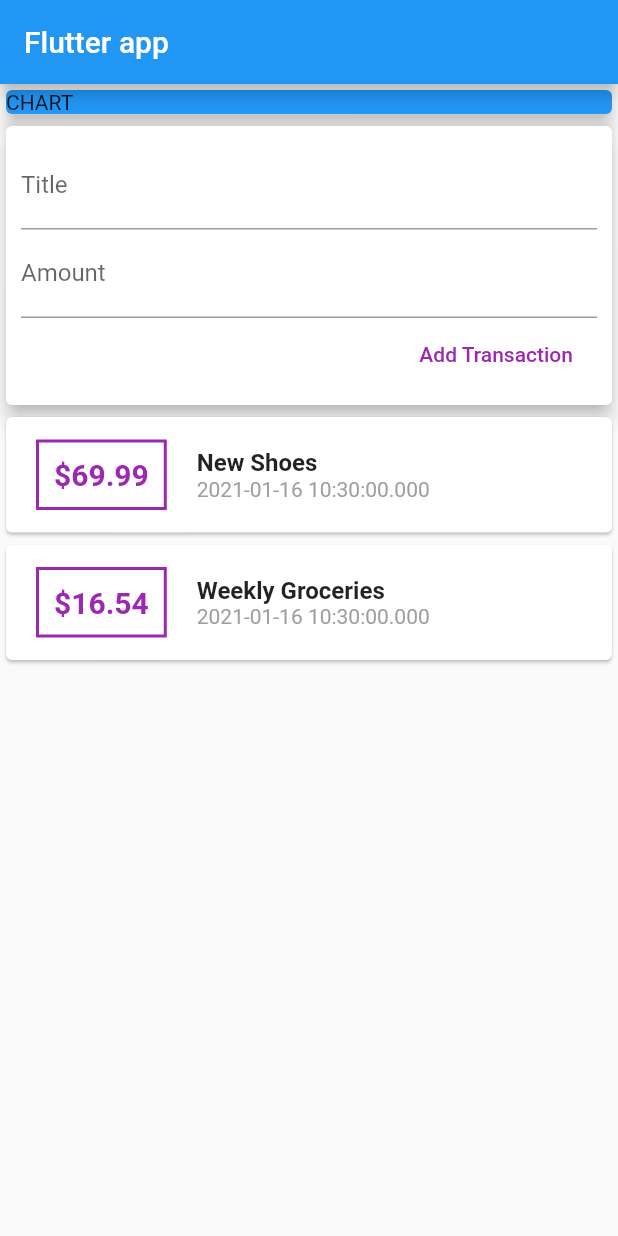
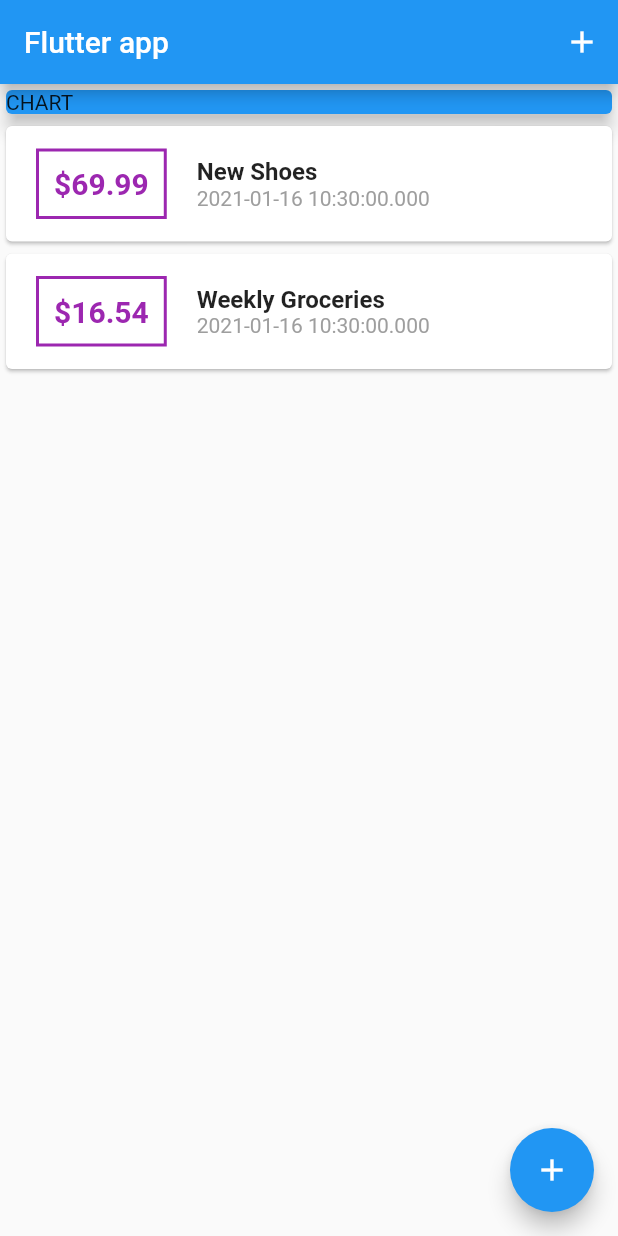
Before and after one commit to mlodyFrontendowiec/BudgetApp-Flutter, a Flutter app: the screen it shows after launch, on a phone screen of 412 x 824 dp. Run offline on Flutter 3.47's test engine with Material 2 defaults, Android fonts, the phone set to English and light mode, and no system bars.

Commit message:
Add dynamic form and pop form

```diff
--- a/lib/main.dart
+++ b/lib/main.dart
@@ -1,7 +1,7 @@
 import 'package:flutter/material.dart';
+import 'package:second_app/models/transaction.dart';
 import 'package:second_app/widgets/new_transaction.dart';
 import 'package:second_app/widgets/transaction_list.dart';
-import 'package:second_app/widgets/user_transaction.dart';
 
 void main() => runApp(MyApp());
 
@@ -15,15 +15,57 @@ class MyApp extends StatelessWidget {
   }
 }
 
-class MyHomePage extends StatelessWidget {
-  final titleController = TextEditingController();
-  final amountController = TextEditingController();
+class MyHomePage extends StatefulWidget {
+  @override
+  _MyHomePageState createState() => _MyHomePageState();
+}
+
+class _MyHomePageState extends State<MyHomePage> {
+  final List<Transaction> _userTransaction = [
+    Transaction(
+        id: "t1", title: "New Shoes", amount: 69.99, date: DateTime.now()),
+    Transaction(
+        id: "t2",
+        title: "Weekly Groceries",
+        amount: 16.54,
+        date: DateTime.now()),
+  ];
+
+  void _addNewTransaction(String txTitle, double txAmount) {
+    final newTx = Transaction(
+        title: txTitle,
+        amount: txAmount,
+        date: DateTime.now(),
+        id: DateTime.now().toString());
+    setState(() {
+      _userTransaction.add(newTx);
+    });
+  }
+
+  void _startAddNewTransaction(BuildContext ctx) {
+    showModalBottomSheet(
+        context: ctx,
+        builder: (_) {
+          return GestureDetector(
+              child: NewTransaction(_addNewTransaction),
+              onTap: () {},
+              behavior: HitTestBehavior.opaque);
+        });
+  }
 
   @override
   Widget build(BuildContext context) {
     return Scaffold(
       appBar: AppBar(
         title: Text("Flutter app"),
+        actions: <Widget>[
+          IconButton(
+              icon: Icon(
+                Icons.add,
+                color: Colors.white,
+              ),
+              onPressed: () => _startAddNewTransaction(context))
+        ],
       ),
       body: SingleChildScrollView(
           child: Column(
@@ -37,7 +79,13 @@ class MyHomePage extends StatelessWidget {
               elevation: 5,
               color: Colors.blue,
             ),
-              UserTransactions()
-            ])));
+            TransactionList(_userTransaction)
+          ])),
+      floatingActionButtonLocation: FloatingActionButtonLocation.endFloat,
+      floatingActionButton: FloatingActionButton(
+        child: Icon(Icons.add),
+        onPressed: () => _startAddNewTransaction(context),
+      ),
+    );
   }
 }
--- a/lib/widgets/transaction_list.dart
+++ b/lib/widgets/transaction_list.dart
@@ -9,22 +9,22 @@ class TransactionList extends StatelessWidget {
   @override
   Widget build(BuildContext context) {
     return Container(
-        height: 300,
-        child: ListView(
-          children: transactions
-              .map((tx) => Card(
+        height: 500,
+        child: ListView.builder(
+          itemBuilder: (ctx, index) {
+            return Card(
                 child: Row(
               children: <Widget>[
                 Container(
                   padding: EdgeInsets.all(10),
-                          margin: EdgeInsets.symmetric(
-                              vertical: 15, horizontal: 20),
+                  margin: EdgeInsets.symmetric(vertical: 15, horizontal: 20),
                   decoration: BoxDecoration(
                       border: Border.all(
                     color: Colors.purple,
                     width: 2,
                   )),
-                          child: Text('\$${tx.amount}',
+                  child: Text(
+                      '\$${transactions[index].amount.toStringAsFixed(2)}',
                       style: TextStyle(
                           fontWeight: FontWeight.bold,
                           fontSize: 20,
@@ -34,18 +34,18 @@ class TransactionList extends StatelessWidget {
                   crossAxisAlignment: CrossAxisAlignment.start,
                   children: <Widget>[
                     Text(
-                              tx.title,
-                              style: TextStyle(
-                                  fontSize: 16, fontWeight: FontWeight.bold),
+                      transactions[index].title,
+                      style:
+                          TextStyle(fontSize: 16, fontWeight: FontWeight.bold),
                     ),
-                            Text(tx.date.toString(),
+                    Text(transactions[index].date.toString(),
                         style: TextStyle(color: Colors.grey))
                   ],
                 )
               ],
-                    ),
-                  ))
-              .toList(),
+            ));
+          },
+          itemCount: transactions.length,
         ));
   }
 }
--- a/lib/widgets/user_transaction.dart
+++ /dev/null
@@ -1,41 +0,0 @@
-import 'package:flutter/material.dart';
-
-import 'package:second_app/models/transaction.dart';
-import 'package:second_app/widgets/new_transaction.dart';
-import 'package:second_app/widgets/transaction_list.dart';
-
-class UserTransactions extends StatefulWidget {
-  @override
-  _UserTransactionsState createState() => _UserTransactionsState();
-}
-
-class _UserTransactionsState extends State<UserTransactions> {
-  final List<Transaction> _userTransaction = [
-    Transaction(
-        id: "t1", title: "New Shoes", amount: 69.99, date: DateTime.now()),
-    Transaction(
-        id: "t2",
-        title: "Weekly Groceries",
-        amount: 16.54,
-        date: DateTime.now()),
-  ];
-
-  void _addNewTransaction(String txTitle, double txAmount) {
-    final newTx = Transaction(
-        title: txTitle,
-        amount: txAmount,
-        date: DateTime.now(),
-        id: DateTime.now().toString());
-    setState(() {
-      _userTransaction.add(newTx);
-    });
-  }
-
-  @override
-  Widget build(BuildContext context) {
-    return Column(children: [
-      NewTransaction(_addNewTransaction),
-      TransactionList(_userTransaction)
-    ]);
-  }
-}
```
Also changed, not shown: lib/widgets/new_transaction.dart (+26 -5 lines). Lines whose indentation alone changed are shown as unchanged.
